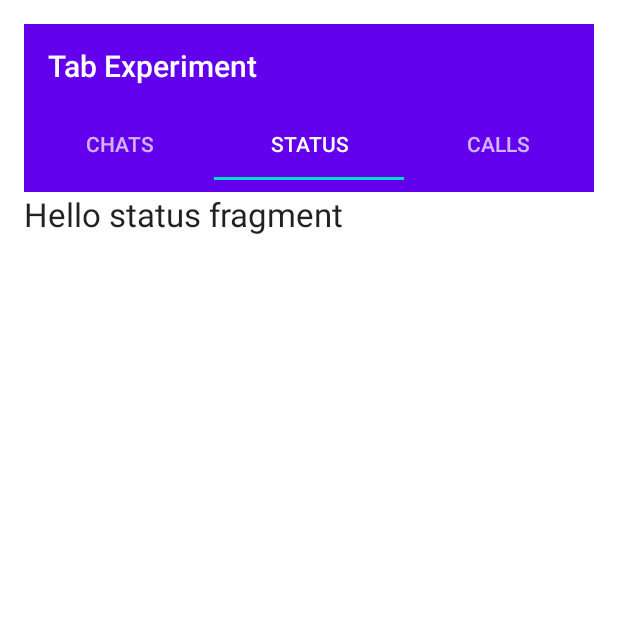
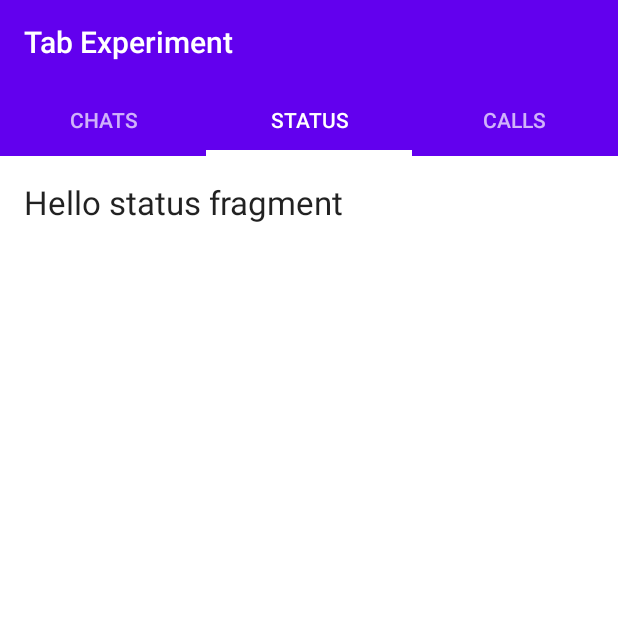
Before and after one commit to elijahmurimi40/Tab-Experiment, an Android app: the screen it shows after launch (MainActivity), tab 2 chosen, on a phone screen of 412 x 824 dp, the top half of it. Run offline under Robolectric (Android 15) with nearby library versions, the phone set to English and light mode, and no system bars.

Commit message:
Change padding and color of layouts

```diff
--- a/app/src/main/res/layout/activity_main.xml
+++ b/app/src/main/res/layout/activity_main.xml
@@ -5,7 +5,6 @@
     android:id="@+id/activity_main"
     android:layout_width="match_parent"
     android:layout_height="match_parent"
-    android:padding="16dp"
     tools:context=".MainActivity">
 
     <androidx.appcompat.widget.Toolbar
@@ -23,8 +22,9 @@
         android:layout_width="match_parent"
         android:layout_height="wrap_content"
         android:layout_below="@id/toolbar"
+        app:tabIndicatorColor="@android:color/white"
+        app:tabIndicatorHeight="4dp"
         android:background="?attr/colorPrimary"
-        android:minHeight="?attr/actionBarSize"
         android:theme="@style/ThemeOverlay.AppCompat.Dark.ActionBar"/>
 
     <androidx.viewpager.widget.ViewPager
--- a/app/src/main/res/layout/fragment_tab1.xml
+++ b/app/src/main/res/layout/fragment_tab1.xml
@@ -3,6 +3,7 @@
     xmlns:tools="http://schemas.android.com/tools"
     android:layout_width="match_parent"
     android:layout_height="match_parent"
+    android:padding="16dp"
     tools:context=".ui.tabfragment1.TabFragment1">
 
     <TextView
--- a/app/src/main/res/layout/fragment_tab2.xml
+++ b/app/src/main/res/layout/fragment_tab2.xml
@@ -3,6 +3,7 @@
     xmlns:tools="http://schemas.android.com/tools"
     android:layout_width="match_parent"
     android:layout_height="match_parent"
+    android:padding="16dp"
     tools:context=".ui.tabfragment2.TabFragment2">
 
     <TextView
--- a/app/src/main/res/layout/fragment_tab3.xml
+++ b/app/src/main/res/layout/fragment_tab3.xml
@@ -3,6 +3,7 @@
     xmlns:tools="http://schemas.android.com/tools"
     android:layout_width="match_parent"
     android:layout_height="match_parent"
+    android:padding="16dp"
     tools:context=".ui.tabfragment3.TabFragment3">
 
     <TextView
```
